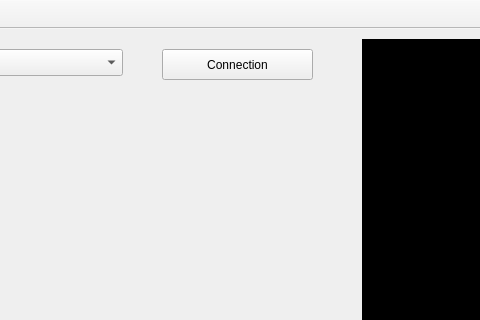
Above: Programmations/Qt/Version-1.0.0/Rover-Pilot/mainwindow.ui from Almisuifre/POSL-ROVER before the change; both pictures show x 408 to 888 and y 0 to 320 of the 1081 by 574 pixel window. Below: the same form after it.
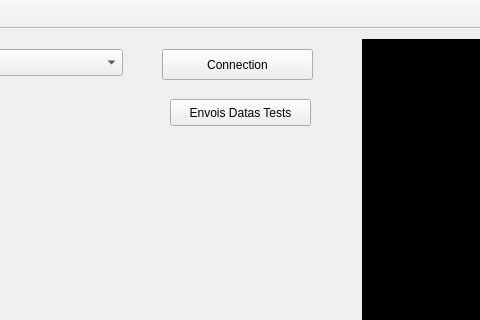
That is the form after the change. Icons and pictures are not drawn.

What changed in the file:
```diff
--- a/Programmations/Qt/Version-1.0.0/Rover-Pilot/mainwindow.ui
+++ b/Programmations/Qt/Version-1.0.0/Rover-Pilot/mainwindow.ui
@@ -51,6 +51,19 @@
      </rect>
     </property>
    </widget>
+   <widget class="QPushButton" name="btnDatasTests">
+    <property name="geometry">
+     <rect>
+      <x>578</x>
+      <y>70</y>
+      <width>141</width>
+      <height>27</height>
+     </rect>
+    </property>
+    <property name="text">
+     <string>Envois Datas Tests</string>
+    </property>
+   </widget>
   </widget>
   <widget class="QMenuBar" name="menuBar">
    <property name="geometry">
```
